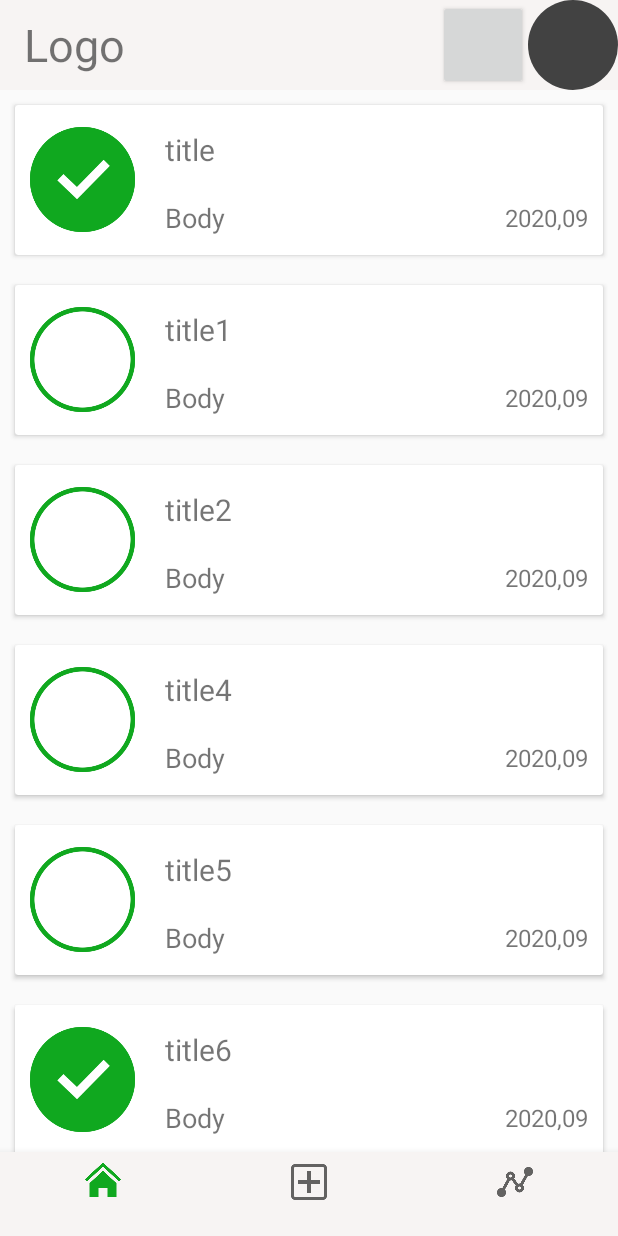
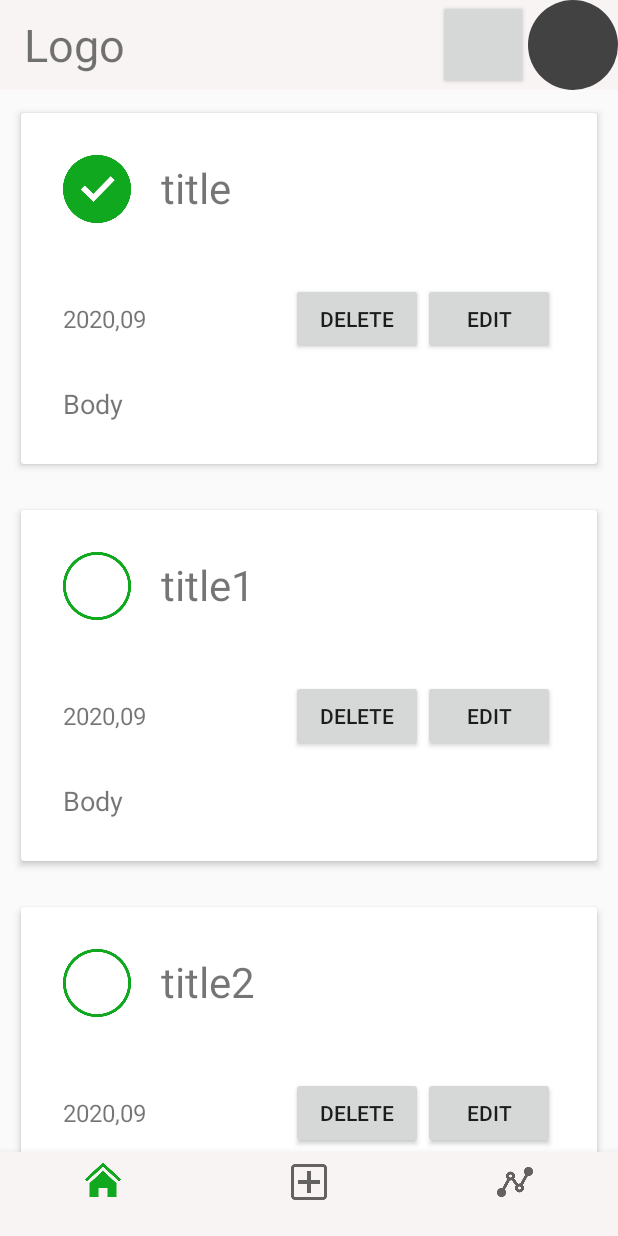
Before and after one commit to Mohamad-Mawaldi/Achieve_Kotlin, an Android app: the screen it shows after launch (MainActivity), after a tap on "title2", on a phone screen of 412 x 824 dp. Run offline under Robolectric (Android 15) with nearby library versions, the light colour scheme and no system bars; 3 other taps on this screen came first.

Commit message:
- Adjusted the recyclerview to be expandable. - Updated the task layout.

```diff
--- a/app/build.gradle
+++ b/app/build.gradle
@@ -29,6 +29,7 @@ dependencies {
     implementation "org.jetbrains.kotlin:kotlin-stdlib:$kotlin_version"
     implementation 'androidx.core:core-ktx:1.3.1'
     implementation 'androidx.appcompat:appcompat:1.2.0'
+    implementation 'androidx.cardview:cardview:1.0.0'
     implementation 'com.google.android.material:material:1.2.1'
     implementation 'androidx.constraintlayout:constraintlayout:2.0.0'
     implementation 'androidx.legacy:legacy-support-v4:1.0.0'
--- a/app/src/main/java/com/example/achievekotlin/Adapter/RVTasksAdapter.kt
+++ b/app/src/main/java/com/example/achievekotlin/Adapter/RVTasksAdapter.kt
@@ -3,10 +3,8 @@ package com.example.achievekotlin.Adapter
 import android.view.LayoutInflater
 import android.view.View
 import android.view.ViewGroup
+import android.widget.*
 
-import android.widget.ImageView
-import android.widget.TextView
-import android.widget.Toast
 import androidx.cardview.widget.CardView
 import androidx.fragment.app.FragmentActivity
 
@@ -40,17 +38,28 @@ class RVTasksAdapter(private val tasksList: List<Task>, private val activity: Fr
         holder.dateTextView.text = currentTask.date
 
 
+
+        val isExpanded = currentTask.isExpanded
+        holder.expandableLayout.visibility = if (isExpanded) View.VISIBLE else View.GONE
+
+        holder.linearLayout.setOnClickListener {
+            currentTask.isExpanded =!currentTask.isExpanded
+            notifyDataSetChanged()
+        }
+
+
+
+
+
         when (currentTask.isDone) {
             true -> holder.checkBox.setImageResource(R.drawable.check_mark)
             false -> holder.checkBox.setImageResource(R.drawable.circle)
         }
 
 
-
-
         holder.checkBox.setOnClickListener {
 
-            holder.checkBox.animate().apply {
+ /*           holder.checkBox.animate().apply {
                 duration = 1000
                 rotationYBy(360f)
             }.withEndAction() {
@@ -60,35 +69,21 @@ class RVTasksAdapter(private val tasksList: List<Task>, private val activity: Fr
                     false -> currentTask.isDone = true
                 }
                 this.notifyDataSetChanged()
-            }.start()
+            }.start()*/
+            when (currentTask.isDone) {
+                true -> currentTask.isDone = false
+                false -> currentTask.isDone = true
+            }
+            this.notifyDataSetChanged()
         }
 
-        holder.itemView.setOnClickListener {
-
-            //Toast.makeText(activity, "position" + position, Toast.LENGTH_SHORT).show()
-            //notifyDataSetChanged();
-
-        }
-
-
-
-       holder.taskCard.setOnClickListener {
-
-           holder.taskCard.apply {
-
-               minimumHeight = 200
-
-           }
-
-            Toast.makeText(activity, "position" + position, Toast.LENGTH_SHORT).show()
-            notifyDataSetChanged();
        }
     }
 
-}
 
 class MyViewHolder(view: View) : RecyclerView.ViewHolder(view) {
-    val taskCard: CardView = view.task_card
+    val linearLayout : LinearLayout = view.linearLayout
+    val expandableLayout: RelativeLayout = view.expandableLayout
     val checkBox: ImageView = view.done_check
     val header: TextView = view.header_textView
     val body: TextView = view.bodyText_view
--- a/app/src/main/java/com/example/achievekotlin/Models/Task.kt
+++ b/app/src/main/java/com/example/achievekotlin/Models/Task.kt
@@ -2,4 +2,4 @@ package com.example.achievekotlin.Models
 
 import java.util.*
 
-data class Task (var header:String, var body:String, var date: String, var isDone:Boolean )
+data class Task (var header:String, var body:String, var date: String, var isDone:Boolean, var isExpanded:Boolean = false )
--- a/app/src/main/res/layout/fragment_home.xml
+++ b/app/src/main/res/layout/fragment_home.xml
@@ -1,19 +1,21 @@
 <?xml version="1.0" encoding="utf-8"?>
-<RelativeLayout
-    xmlns:android="http://schemas.android.com/apk/res/android"
+<LinearLayout xmlns:android="http://schemas.android.com/apk/res/android"
     xmlns:tools="http://schemas.android.com/tools"
     android:layout_width="match_parent"
     android:layout_height="match_parent"
-    tools:context=".Fragments.HomeFragment">
+    xmlns:app="http://schemas.android.com/apk/res-auto"
+    android:orientation="vertical"
+    tools:context=".Fragments.HomeFragment"
+    android:animateLayoutChanges="true">
 
 
    <androidx.recyclerview.widget.RecyclerView
        android:layout_width="match_parent"
        android:layout_height="match_parent"
        android:id="@+id/tasksRecyclerView"
-       tools:listitem="@layout/task_layout"
-       >
+       app:layoutManager="androidx.recyclerview.widget.LinearLayoutManager"
+       tools:listitem="@layout/task_layout">
 
    </androidx.recyclerview.widget.RecyclerView>
 
-</RelativeLayout>
+</LinearLayout>
--- a/app/src/main/res/layout/task_layout.xml
+++ b/app/src/main/res/layout/task_layout.xml
@@ -1,74 +1,102 @@
 <?xml version="1.0" encoding="utf-8"?>
 <androidx.cardview.widget.CardView xmlns:android="http://schemas.android.com/apk/res/android"
     xmlns:app="http://schemas.android.com/apk/res-auto"
+    android:id="@+id/task_card"
     android:layout_width="match_parent"
-    android:layout_height="100dp"
+    android:layout_height="wrap_content"
     android:layout_margin="10dp"
-    android:id="@+id/task_card"
-    >
+    app:cardCornerRadius="2dp"
+    app:cardElevation="3dp"
+    app:cardUseCompatPadding="true"
+    android:animateLayoutChanges="true">
+
+
+    <LinearLayout
+        android:id="@+id/linearLayout"
+        android:layout_width="match_parent"
+        android:layout_height="wrap_content"
+        android:orientation="vertical"
+        android:padding="8dp"
+        android:animateLayoutChanges="true">
+
+        <LinearLayout
+            android:layout_width="match_parent"
+            android:layout_height="wrap_content">
+
+            <ImageView
+                android:id="@+id/done_check"
+                android:layout_width="45dp"
+                android:layout_height="45dp"
+                android:layout_alignParentLeft="true"
+                android:layout_centerVertical="true"
+                android:layout_marginRight="20dp"
+                android:background="@drawable/circle"
+                android:layout_margin="20dp"/>
+
+            <TextView
+                android:id="@+id/header_textView"
+                android:layout_width="match_parent"
+                android:layout_height="40dp"
+                android:layout_gravity="center_vertical"
+                android:layout_toEndOf="@+id/done_check"
+                android:text="Header"
+                android:textSize="28dp"
+                android:layout_marginEnd="20dp"/>
+
+
+        </LinearLayout>
+
 
         <RelativeLayout
             android:layout_width="match_parent"
-       android:layout_height="match_parent"
+            android:layout_height="wrap_content"
             android:gravity="center"
-       android:padding="10dp"
+            android:visibility="gone"
+            android:id="@+id/expandableLayout"
+            android:layout_margin="20dp"
+            android:animateLayoutChanges="true"
             >
 
+            <Button
+                android:id="@+id/editButton"
+                android:layout_width="wrap_content"
+                android:layout_height="wrap_content"
+                android:layout_alignParentRight="true"
+                android:text="edit" />
 
-       <ImageView
-           android:layout_width="70dp"
-           android:layout_height="70dp"
-           android:layout_centerVertical="true"
-           android:id="@+id/done_check"
-           android:layout_marginRight="20dp"
-           android:layout_alignParentLeft="true"
-           android:background="@drawable/circle"/>
-
-
-
+            <Button
+                android:layout_width="wrap_content"
+                android:layout_height="wrap_content"
+                android:layout_toStartOf="@+id/editButton"
+                android:text="delete" />
 
             <TextView
-           android:layout_width="match_parent"
-           android:layout_height="40dp"
-           android:layout_marginBottom="15px"
-           android:text="Header"
-           android:textSize="20dp"
-           android:id="@+id/header_textView"
-           android:layout_toEndOf="@+id/done_check"
-           android:gravity="center_vertical"
+                android:id="@+id/date_textView"
+                android:layout_width="wrap_content"
+                android:layout_height="wrap_content"
+                android:layout_above="@+id/bodyText_view"
+                android:layout_alignParentLeft="true"
+                android:layout_alignParentTop="true"
+                android:gravity="center"
+                android:text="date"
+                android:textSize="16dp"
                 />
 
             <TextView
+                android:id="@+id/bodyText_view"
                 android:layout_width="match_parent"
-           android:layout_height="match_parent"
+                android:layout_height="wrap_content"
+                android:layout_below="@+id/editButton"
                 android:text="Body"
                 android:textSize="18dp"
-           android:id="@+id/bodyText_view"
-           android:layout_toEndOf="@+id/done_check"
-           android:layout_below="@+id/header_textView"
-           android:layout_toStartOf="@+id/date_textView"
-           android:gravity="center_vertical"
-
-
-           />
-
-       <TextView
-           android:layout_width="wrap_content"
-           android:layout_height="40dp"
-           android:text="date"
-           android:textSize="16dp"
-           android:id="@+id/date_textView"
-           android:layout_below="@+id/header_textView"
-           android:layout_alignParentRight="true"
-           android:gravity="center"
-           android:layout_marginLeft="20dp"
-
-           />
+                android:layout_marginTop="20dp"/>
 
 
 
         </RelativeLayout>
 
 
+    </LinearLayout>
+
 
 </androidx.cardview.widget.CardView>
```
Lines whose indentation alone changed are shown as unchanged.
